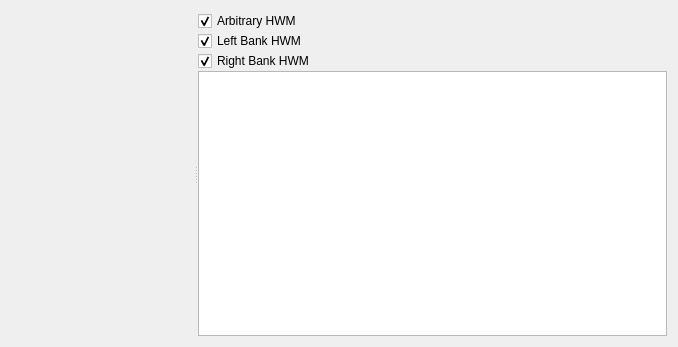
This is apps/rivmaker/window/verticalcrosssection/verticalcrosssectionwindow.ui in i-RIC/prepost-gui as Qt 5 draws it before an edit. The edited form follows.
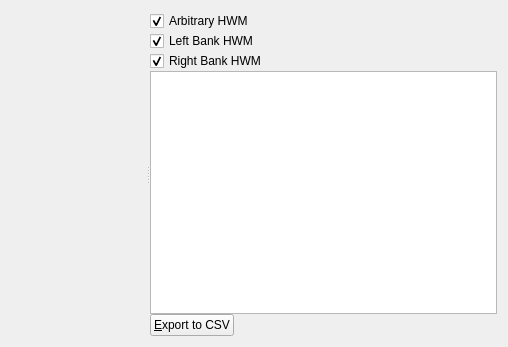
This is the edited form. Icons and pictures are not drawn. Custom widgets are drawn as their Qt base class.

Commit message: Vertical Cross Section Window now has "Export to CSV" button.

```diff
--- a/apps/rivmaker/window/verticalcrosssection/verticalcrosssectionwindow.ui
+++ b/apps/rivmaker/window/verticalcrosssection/verticalcrosssectionwindow.ui
@@ -6,7 +6,7 @@
    <rect>
     <x>0</x>
     <y>0</y>
-    <width>678</width>
+    <width>508</width>
     <height>347</height>
    </rect>
   </property>
@@ -24,8 +24,8 @@
       <enum>Qt::Horizontal</enum>
      </property>
      <widget class="QwtPlot" name="qwtWidget" native="true"/>
-     <widget class="QWidget" name="layoutWidget">
-      <layout class="QVBoxLayout" name="verticalLayout">
+     <widget class="QWidget" name="">
+      <layout class="QVBoxLayout" name="verticalLayout" stretch="0,0,0,1,0">
        <property name="spacing">
         <number>0</number>
        </property>
@@ -74,6 +74,30 @@
        <item>
         <widget class="QTableView" name="tableView"/>
        </item>
+       <item>
+        <layout class="QHBoxLayout" name="horizontalLayout">
+         <item>
+          <widget class="QPushButton" name="exportButton">
+           <property name="text">
+            <string>&amp;Export to CSV</string>
+           </property>
+          </widget>
+         </item>
+         <item>
+          <spacer name="horizontalSpacer">
+           <property name="orientation">
+            <enum>Qt::Horizontal</enum>
+           </property>
+           <property name="sizeHint" stdset="0">
+            <size>
+             <width>40</width>
+             <height>20</height>
+            </size>
+           </property>
+          </spacer>
+         </item>
+        </layout>
+       </item>
       </layout>
      </widget>
     </widget>
```
The commit also changes 7 other files.
